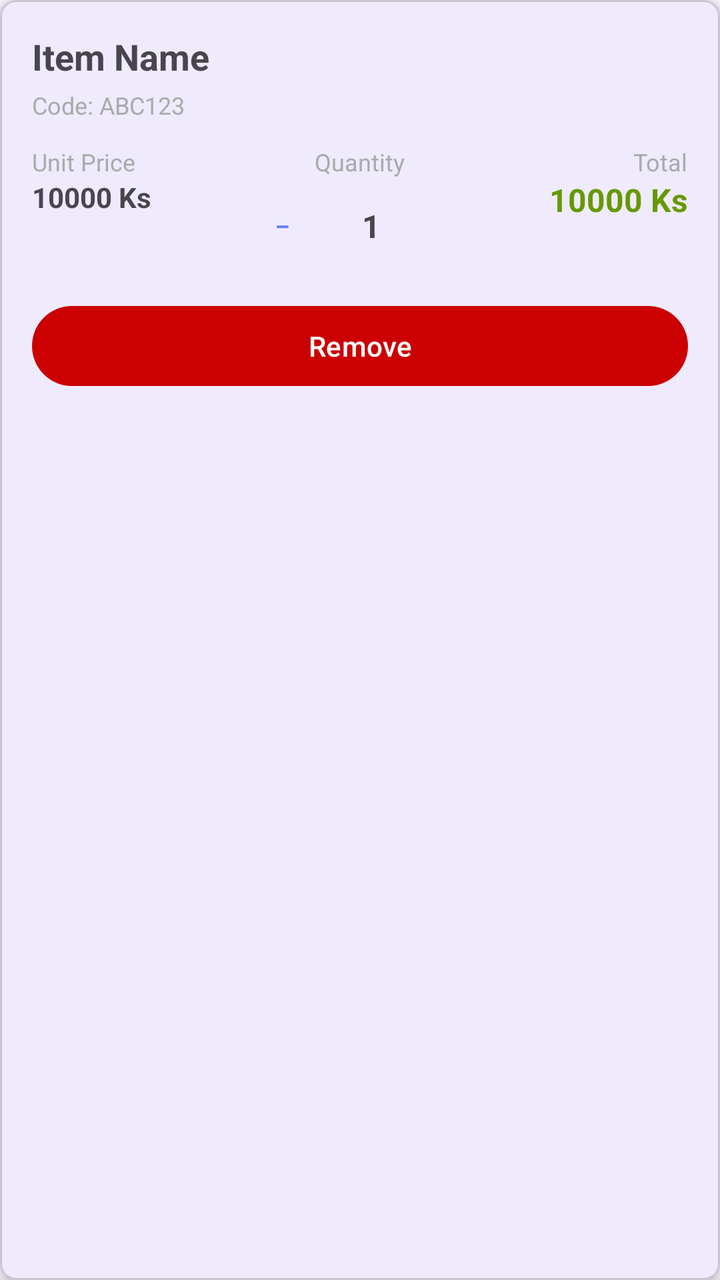
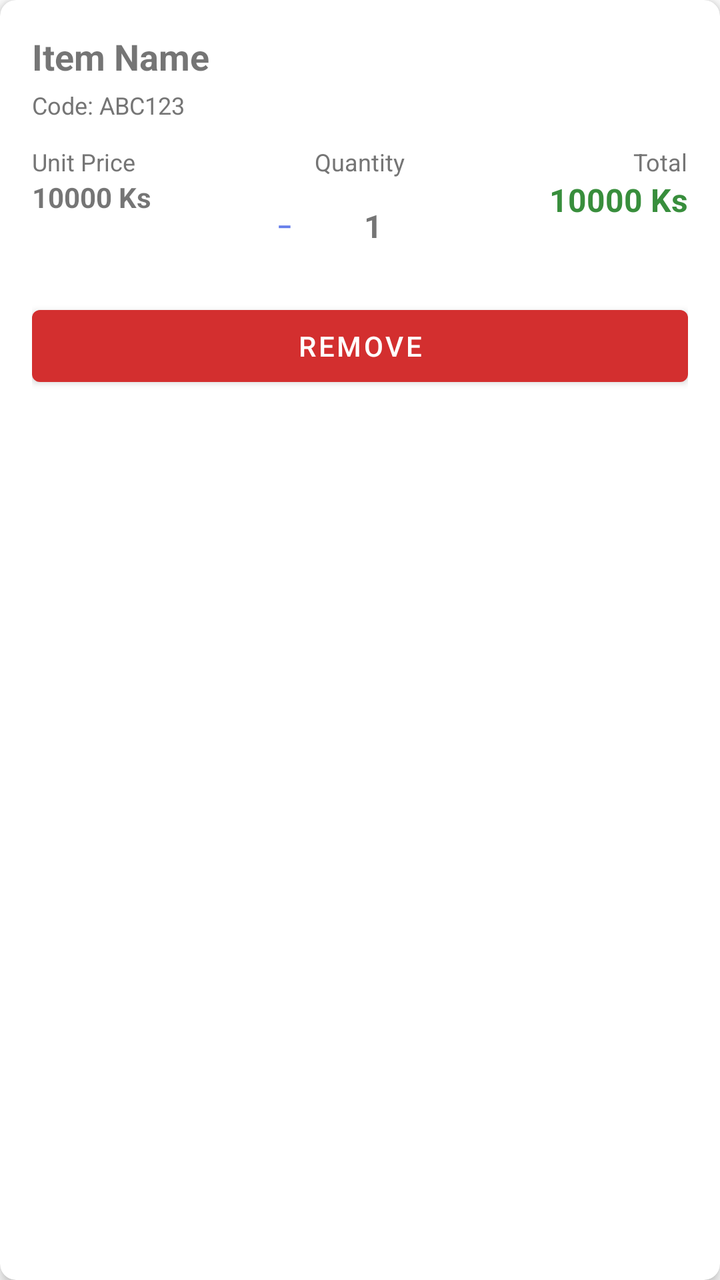

Compare the two renders of this Android layout. The source of the first and the diff that turns it into the second are given below.
<!-- AndroidManifest.xml: application theme Theme.AwakenCompany -->
<!-- res/layout/item_cart.xml -->
<?xml version="1.0" encoding="utf-8"?>
<com.google.android.material.card.MaterialCardView xmlns:android="http://schemas.android.com/apk/res/android"
    xmlns:app="http://schemas.android.com/apk/res-auto"
    android:layout_width="match_parent"
    android:layout_height="wrap_content"
    android:layout_margin="8dp"
    app:cardCornerRadius="8dp"
    app:cardElevation="4dp">

    <LinearLayout
        android:layout_width="match_parent"
        android:layout_height="wrap_content"
        android:orientation="vertical"
        android:padding="16dp">

        <TextView
            android:id="@+id/tvItemName"
            android:layout_width="match_parent"
            android:layout_height="wrap_content"
            android:text="Item Name"
            android:textSize="18sp"
            android:textStyle="bold" />

        <TextView
            android:id="@+id/tvItemCode"
            android:layout_width="match_parent"
            android:layout_height="wrap_content"
            android:layout_marginTop="4dp"
            android:text="Code: ABC123"
            android:textSize="12sp"
            android:textColor="@android:color/darker_gray" />

        <LinearLayout
            android:layout_width="match_parent"
            android:layout_height="wrap_content"
            android:layout_marginTop="12dp"
            android:orientation="horizontal"
            android:weightSum="3">

            <LinearLayout
                android:layout_width="0dp"
                android:layout_height="wrap_content"
                android:layout_weight="1"
                android:orientation="vertical">

                <TextView
                    android:layout_width="wrap_content"
                    android:layout_height="wrap_content"
                    android:text="Unit Price"
                    android:textSize="12sp"
                    android:textColor="@android:color/darker_gray" />

                <TextView
                    android:id="@+id/tvUnitPrice"
                    android:layout_width="wrap_content"
                    android:layout_height="wrap_content"
                    android:text="10000 Ks"
                    android:textSize="14sp"
                    android:textStyle="bold" />

            </LinearLayout>

            <LinearLayout
                android:layout_width="0dp"
                android:layout_height="wrap_content"
                android:layout_weight="1"
                android:gravity="center"
                android:orientation="vertical">

                <TextView
                    android:layout_width="wrap_content"
                    android:layout_height="wrap_content"
                    android:text="Quantity"
                    android:textSize="12sp"
                    android:textColor="@android:color/darker_gray" />

                <LinearLayout
                    android:layout_width="wrap_content"
                    android:layout_height="wrap_content"
                    android:orientation="horizontal"
                    android:gravity="center_vertical">

                    <com.google.android.material.button.MaterialButton
                        android:id="@+id/btnDecrease"
                        android:layout_width="wrap_content"
                        android:layout_height="wrap_content"
                        android:text="−"
                        android:minWidth="0dp"
                        android:paddingStart="12dp"
                        android:paddingEnd="12dp"
                        style="@style/Widget.Material3.Button.TextButton" />

                    <TextView
                        android:id="@+id/tvQuantity"
                        android:layout_width="wrap_content"
                        android:layout_height="wrap_content"
                        android:layout_marginStart="8dp"
                        android:layout_marginEnd="8dp"
                        android:text="1"
                        android:textSize="16sp"
                        android:textStyle="bold"
                        android:minWidth="40dp"
                        android:gravity="center" />

                    <com.google.android.material.button.MaterialButton
                        android:id="@+id/btnIncrease"
                        android:layout_width="wrap_content"
                        android:layout_height="wrap_content"
                        android:text="+"
                        android:minWidth="0dp"
                        android:paddingStart="12dp"
                        android:paddingEnd="12dp"
                        style="@style/Widget.Material3.Button.TextButton" />

                </LinearLayout>

            </LinearLayout>

            <LinearLayout
                android:layout_width="0dp"
                android:layout_height="wrap_content"
                android:layout_weight="1"
                android:gravity="end"
                android:orientation="vertical">

                <TextView
                    android:layout_width="wrap_content"
                    android:layout_height="wrap_content"
                    android:text="Total"
                    android:textSize="12sp"
                    android:textColor="@android:color/darker_gray" />

                <TextView
                    android:id="@+id/tvTotal"
                    android:layout_width="wrap_content"
                    android:layout_height="wrap_content"
                    android:text="10000 Ks"
                    android:textSize="16sp"
                    android:textStyle="bold"
                    android:textColor="@android:color/holo_green_dark" />

            </LinearLayout>

        </LinearLayout>

        <com.google.android.material.button.MaterialButton
            android:id="@+id/btnRemove"
            android:layout_width="match_parent"
            android:layout_height="wrap_content"
            android:layout_marginTop="12dp"
            android:text="@string/remove"
            android:textColor="@android:color/white"
            app:backgroundTint="@android:color/holo_red_dark" />

    </LinearLayout>

</com.google.android.material.card.MaterialCardView>
<!-- resources referenced by this layout -->
<resources>
  <string name="remove">Remove</string>
  <style name="Theme.AwakenCompany" parent="Theme.Material3.DayNight">
          <item name="colorPrimary">@color/primary</item>
          <item name="colorPrimaryVariant">@color/primary_dark</item>
          <item name="colorOnPrimary">@color/white</item>
      </style>
  <color name="primary">#667eea</color>
  <color name="primary_dark">#5568d3</color>
  <color name="white">#FFFFFF</color>
</resources>

<!-- the commit's change to res/layout/item_cart.xml (unified diff, before → after) -->
@@ -28,7 +28,7 @@
             android:layout_marginTop="4dp"
             android:text="Code: ABC123"
             android:textSize="12sp"
-            android:textColor="@android:color/darker_gray" />
+            android:textColor="@color/darker_gray" />
 
         <LinearLayout
             android:layout_width="match_parent"
@@ -48,7 +48,7 @@
                     android:layout_height="wrap_content"
                     android:text="Unit Price"
                     android:textSize="12sp"
-                    android:textColor="@android:color/darker_gray" />
+                    android:textColor="@color/darker_gray" />
 
                 <TextView
                     android:id="@+id/tvUnitPrice"
@@ -72,7 +72,7 @@
                     android:layout_height="wrap_content"
                     android:text="Quantity"
                     android:textSize="12sp"
-                    android:textColor="@android:color/darker_gray" />
+                    android:textColor="@color/darker_gray" />
 
                 <LinearLayout
                     android:layout_width="wrap_content"
@@ -88,7 +88,7 @@
                         android:minWidth="0dp"
                         android:paddingStart="12dp"
                         android:paddingEnd="12dp"
-                        style="@style/Widget.Material3.Button.TextButton" />
+                        style="@style/Widget.MaterialComponents.Button.TextButton" />
 
                     <TextView
                         android:id="@+id/tvQuantity"
@@ -110,7 +110,7 @@
                         android:minWidth="0dp"
                         android:paddingStart="12dp"
                         android:paddingEnd="12dp"
-                        style="@style/Widget.Material3.Button.TextButton" />
+                        style="@style/Widget.MaterialComponents.Button.TextButton" />
 
                 </LinearLayout>
 
@@ -128,7 +128,7 @@
                     android:layout_height="wrap_content"
                     android:text="Total"
                     android:textSize="12sp"
-                    android:textColor="@android:color/darker_gray" />
+                    android:textColor="@color/darker_gray" />
 
                 <TextView
                     android:id="@+id/tvTotal"
@@ -137,7 +137,7 @@
                     android:text="10000 Ks"
                     android:textSize="16sp"
                     android:textStyle="bold"
-                    android:textColor="@android:color/holo_green_dark" />
+                    android:textColor="@color/holo_green_dark" />
 
             </LinearLayout>
 
@@ -149,8 +149,8 @@
             android:layout_height="wrap_content"
             android:layout_marginTop="12dp"
             android:text="@string/remove"
-            android:textColor="@android:color/white"
-            app:backgroundTint="@android:color/holo_red_dark" />
+            android:textColor="@color/white"
+            app:backgroundTint="@color/holo_red_dark" />
 
     </LinearLayout>
 
<!-- resource entries referenced after the edit -->
@@ -1,7 +1,10 @@
 <!-- resources referenced by this layout -->
 <resources>
+  <color name="darker_gray">#757575</color>
+  <color name="holo_green_dark">#388E3C</color>
+  <color name="holo_red_dark">#D32F2F</color>
   <string name="remove">Remove</string>
-  <style name="Theme.AwakenCompany" parent="Theme.Material3.DayNight">
+  <style name="Theme.AwakenCompany" parent="Theme.MaterialComponents.DayNight">
           <item name="colorPrimary">@color/primary</item>
           <item name="colorPrimaryVariant">@color/primary_dark</item>
           <item name="colorOnPrimary">@color/white</item>
